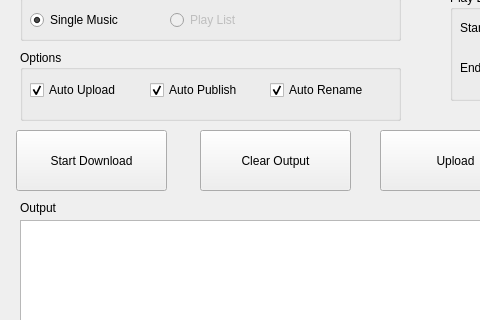
Qt form mainwindow.ui (robinshi918/downloadwrapper) before a commit; both pictures show x 0 to 480 and y 109 to 429 of the 689 by 610 pixel window.
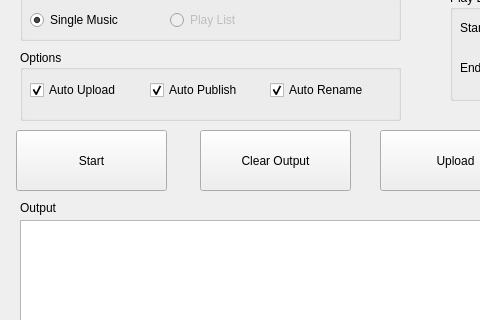
The same form after that commit.

Commit message: refactor: use one SettingManager instance in MainWindow class.

What changed in the file:
```diff
--- a/mainwindow.ui
+++ b/mainwindow.ui
@@ -166,7 +166,7 @@
      </rect>
     </property>
     <property name="text">
-     <string>Start Download</string>
+     <string>Start</string>
     </property>
    </widget>
    <widget class="QLabel" name="label_5">
```
The commit also changes 2 other files.
